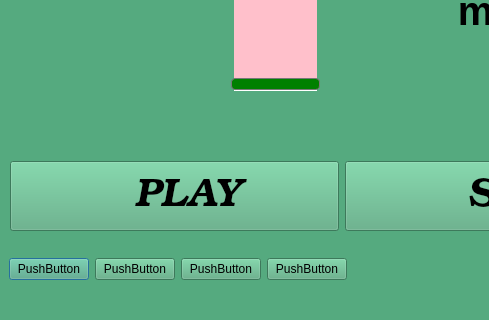
Qt form lipo1/lipo2.ui (MarianoDel/pyqt5) before a commit; both pictures show x 0 to 489 and y 280 to 600 of the 1024 by 600 pixel window.
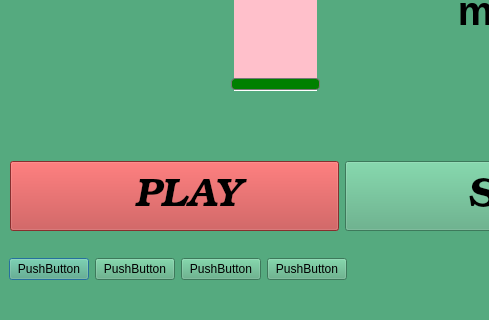
The same form after that commit. Icons and pictures are not drawn.

What changed in the file:
```diff
--- a/lipo1/lipo2.ui
+++ b/lipo1/lipo2.ui
@@ -116,6 +116,9 @@
         <property name="layoutDirection">
          <enum>Qt::LeftToRight</enum>
         </property>
+        <property name="styleSheet">
+         <string notr="true">background-color: rgb(191, 64, 64);</string>
+        </property>
         <property name="text">
          <string>  PLAY</string>
         </property>
```
Left out of the diff: 6 changed lines with no effect on the pictures.
